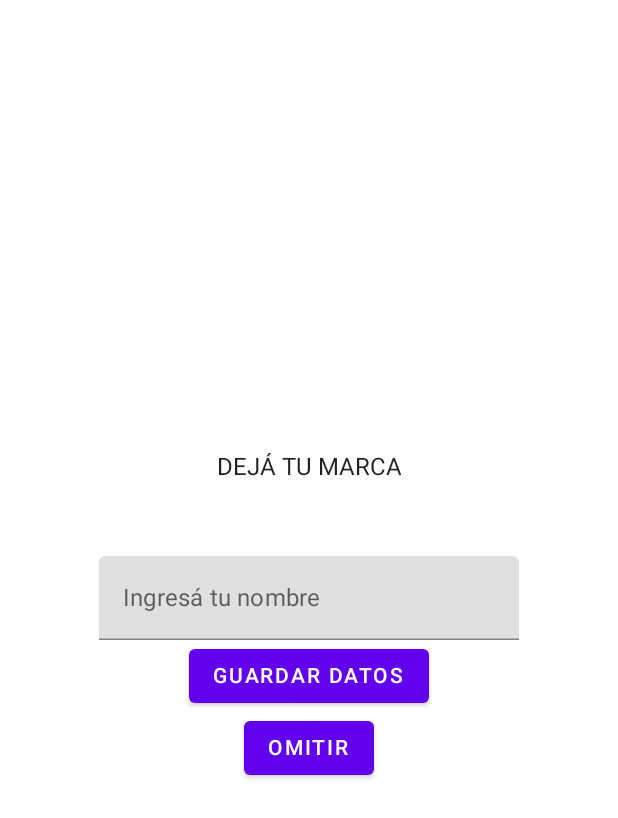
After one commit to BarriosPabloOk/Quiz-app-Alta-Data-Moureved-Mensual-Challenge, an Android app built with Jetpack Compose: the composable PlayerScreen shown on its own in the app's theme, on a phone screen of 412 x 824 dp. The commit adds this screen. Shown: the top 818 px of the screen. Run offline under Robolectric (Android 15) with nearby library versions, the phone set to English and light mode, and no system bars; our stand-ins replace Dagger/Hilt's generated code.

Commit message:
all logig from the screens and he navGraph added and working.

```diff
--- a/app/src/main/java/com/pablobarriosdevs/altadata/MainActivity.kt
+++ b/app/src/main/java/com/pablobarriosdevs/altadata/MainActivity.kt
@@ -10,6 +10,8 @@ import androidx.compose.material.Text
 import androidx.compose.runtime.Composable
 import androidx.compose.ui.Modifier
 import androidx.compose.ui.tooling.preview.Preview
+import androidx.navigation.compose.rememberNavController
+import com.pablobarriosdevs.altadata.feature_quiz.presentation.navigation.Navigation
 import com.pablobarriosdevs.altadata.feature_quiz.presentation.screen_home.HomeScreen
 import com.pablobarriosdevs.altadata.feature_quiz.presentation.screen_quiz.QuizScreen
 import com.pablobarriosdevs.altadata.ui.theme.AltaDataTheme
@@ -27,7 +29,8 @@ class MainActivity : ComponentActivity() {
                     modifier = Modifier.fillMaxSize(),
                     color = MaterialTheme.colors.background
                 ) {
-                    QuizScreen()
+                    val navController = rememberNavController()
+                    Navigation(navController = navController)
                 }
             }
         }
--- /dev/null
+++ b/app/src/main/java/com/pablobarriosdevs/altadata/feature_quiz/core/Constants.kt
@@ -0,0 +1,6 @@
+package com.pablobarriosdevs.altadata.feature_quiz.core
+
+object Constants {
+    //used in PlayerViewModel
+    const val GET_PLAYER_SCORE = "player_score"
+}
--- a/app/src/main/java/com/pablobarriosdevs/altadata/feature_quiz/domain/model/Player.kt
+++ b/app/src/main/java/com/pablobarriosdevs/altadata/feature_quiz/domain/model/Player.kt
@@ -6,7 +6,7 @@ import androidx.room.PrimaryKey
 
 @Entity(tableName = "player")
 data class Player(
-    @PrimaryKey(autoGenerate = true)val id:Int,
+    @PrimaryKey(autoGenerate = true)val id:Int = 0,
     @ColumnInfo(name = "name") val name:String,
     @ColumnInfo(name = "score") val score: Int,
 )
--- /dev/null
+++ b/app/src/main/java/com/pablobarriosdevs/altadata/feature_quiz/presentation/player_screen/PlayerScreen.kt
@@ -0,0 +1,59 @@
+package com.pablobarriosdevs.altadata.feature_quiz.presentation.player_screen
+
+import androidx.compose.foundation.layout.*
+import androidx.compose.material.Button
+import androidx.compose.material.Text
+import androidx.compose.material.TextField
+import androidx.compose.runtime.Composable
+import androidx.compose.ui.Alignment
+import androidx.compose.ui.Modifier
+import androidx.compose.ui.unit.dp
+import androidx.hilt.navigation.compose.hiltViewModel
+import androidx.navigation.NavController
+import com.pablobarriosdevs.altadata.feature_quiz.presentation.navigation.Screens
+import com.pablobarriosdevs.altadata.feature_quiz.presentation.player_screen.util.PlayerEvent
+
+@Composable
+fun PlayerScreen(
+    navController: NavController,
+    viewModel: PlayerViewModel = hiltViewModel(),
+) {
+
+    Column(
+        modifier = Modifier.fillMaxSize(),
+        verticalArrangement = Arrangement.Center,
+        horizontalAlignment = Alignment.CenterHorizontally
+    ) {
+
+        Text(text = "DEJÁ TU MARCA")
+
+        Spacer(modifier = Modifier.height(50.dp))
+
+        TextField(
+            value = viewModel.playerName.value ?:"",
+            onValueChange = { viewModel.onEvent(PlayerEvent.EnterName(it)) },
+            placeholder = { Text(text = "Ingresá tu nombre")}
+        )
+
+        Button(onClick = {
+            viewModel.onEvent(PlayerEvent.SavePlayerInLocalSource)
+            //navigate
+            navController.navigate(Screens.RankingScreen.route)
+        }) {
+
+            Text(text = "GUARDAR DATOS")
+
+        }
+
+        Button(onClick = {
+            //navigate
+            navController.navigate(Screens.RankingScreen.route)
+        }) {
+
+            Text(text = "OMITIR")
+
+        }
+
+    }
+
+}
--- /dev/null
+++ b/app/src/main/java/com/pablobarriosdevs/altadata/feature_quiz/presentation/player_screen/PlayerViewModel.kt
@@ -0,0 +1,59 @@
+package com.pablobarriosdevs.altadata.feature_quiz.presentation.player_screen
+
+
+import androidx.compose.runtime.State
+import androidx.compose.runtime.mutableStateOf
+import androidx.lifecycle.SavedStateHandle
+import androidx.lifecycle.ViewModel
+import androidx.lifecycle.viewModelScope
+import com.pablobarriosdevs.altadata.feature_quiz.core.Constants
+import com.pablobarriosdevs.altadata.feature_quiz.domain.model.Player
+import com.pablobarriosdevs.altadata.feature_quiz.domain.use_cases.wrapper.UseCases
+import com.pablobarriosdevs.altadata.feature_quiz.presentation.player_screen.util.PlayerEvent
+import dagger.hilt.android.lifecycle.HiltViewModel
+import kotlinx.coroutines.launch
+import javax.inject.Inject
+
+@HiltViewModel
+class PlayerViewModel @Inject constructor(
+    private val useCases: UseCases,
+    private val savedStateHandle: SavedStateHandle
+): ViewModel() {
+
+
+    private val _playerScore = mutableStateOf<Int?>(null)
+    val playerScore : State<Int?> = _playerScore
+
+    private val _playerName = mutableStateOf<String?>(null)
+    val playerName : State<String?> = _playerName
+
+    init {
+        savedStateHandle.get<String>(Constants.GET_PLAYER_SCORE)?.let {
+            _playerScore.value = it.toInt()
+        }
+    }
+
+    fun onEvent(event:PlayerEvent){
+        when(event){
+
+            is PlayerEvent.EnterName -> {
+                _playerName.value = event.name
+            }
+
+            PlayerEvent.SavePlayerInLocalSource -> {
+                viewModelScope.launch {
+                    useCases.saveNewPlayer(
+                        Player(
+                            name = _playerName.value ?: "Crack sin nombre",
+                            score = _playerScore.value ?: 0
+                        )
+                    )
+                }
+            }
+        }
+    }
+
+
+
+
+}
--- /dev/null
+++ b/app/src/main/java/com/pablobarriosdevs/altadata/feature_quiz/presentation/player_screen/util/PlayerEvent.kt
@@ -0,0 +1,6 @@
+package com.pablobarriosdevs.altadata.feature_quiz.presentation.player_screen.util
+
+sealed class PlayerEvent {
+    data class EnterName(val name: String) : PlayerEvent()
+    object SavePlayerInLocalSource : PlayerEvent()
+}
--- a/app/src/main/java/com/pablobarriosdevs/altadata/feature_quiz/presentation/ranking_screen/util/PlayerState.kt
+++ b/app/src/main/java/com/pablobarriosdevs/altadata/feature_quiz/presentation/ranking_screen/util/RankingPlayerState.kt
@@ -1,6 +1,6 @@
 package com.pablobarriosdevs.altadata.feature_quiz.presentation.ranking_screen.util
 
-data class PlayerState(
+data class RankingPlayerState(
     val name :String = "",
     val score:Int = 0,
 )
--- a/app/src/main/java/com/pablobarriosdevs/altadata/feature_quiz/presentation/screen_quiz/util/DialogState.kt
+++ b/app/src/main/java/com/pablobarriosdevs/altadata/feature_quiz/presentation/screen_quiz/util/DialogState.kt
@@ -3,5 +3,6 @@ package com.pablobarriosdevs.altadata.feature_quiz.presentation.screen_quiz.util
 data class DialogState(
     val title :String = "",
     val score:String = "",
+    val action:String = ""
 
 )
--- a/app/src/main/java/com/pablobarriosdevs/altadata/feature_quiz/presentation/screen_quiz/util/QuizEvent.kt
+++ b/app/src/main/java/com/pablobarriosdevs/altadata/feature_quiz/presentation/screen_quiz/util/QuizEvent.kt
@@ -3,4 +3,5 @@ package com.pablobarriosdevs.altadata.feature_quiz.presentation.screen_quiz.util
 sealed class QuizEvent{
     data class Answer(val answer :String) : QuizEvent()
     object NextQuestion : QuizEvent()
+    object FullRound : QuizEvent()
 }
```
Also changed, not shown: app/src/main/java/com/pablobarriosdevs/altadata/feature_quiz/presentation/navigation/Navigation.kt (added, +36 -0 lines), app/src/main/java/com/pablobarriosdevs/altadata/feature_quiz/presentation/navigation/Screens.kt (added, +8 -0 lines), app/src/main/java/com/pablobarriosdevs/altadata/feature_quiz/presentation/ranking_screen/RankingScreen.kt (added, +49 -0 lines), app/src/main/java/com/pablobarriosdevs/altadata/feature_quiz/presentation/screen_home/HomeScreen.kt (+7 -5 lines), app/src/main/java/com/pablobarriosdevs/altadata/feature_quiz/presentation/screen_quiz/QuizScreen.kt (+15 -3 lines), app/src/main/java/com/pablobarriosdevs/altadata/feature_quiz/presentation/screen_quiz/QuizViewModel.kt (+30 -4 lines), app/src/main/res/mipmap-mdpi/background_3.jpg (added), app/src/main/res/mipmap-mdpi/background_4.jpg (added).
